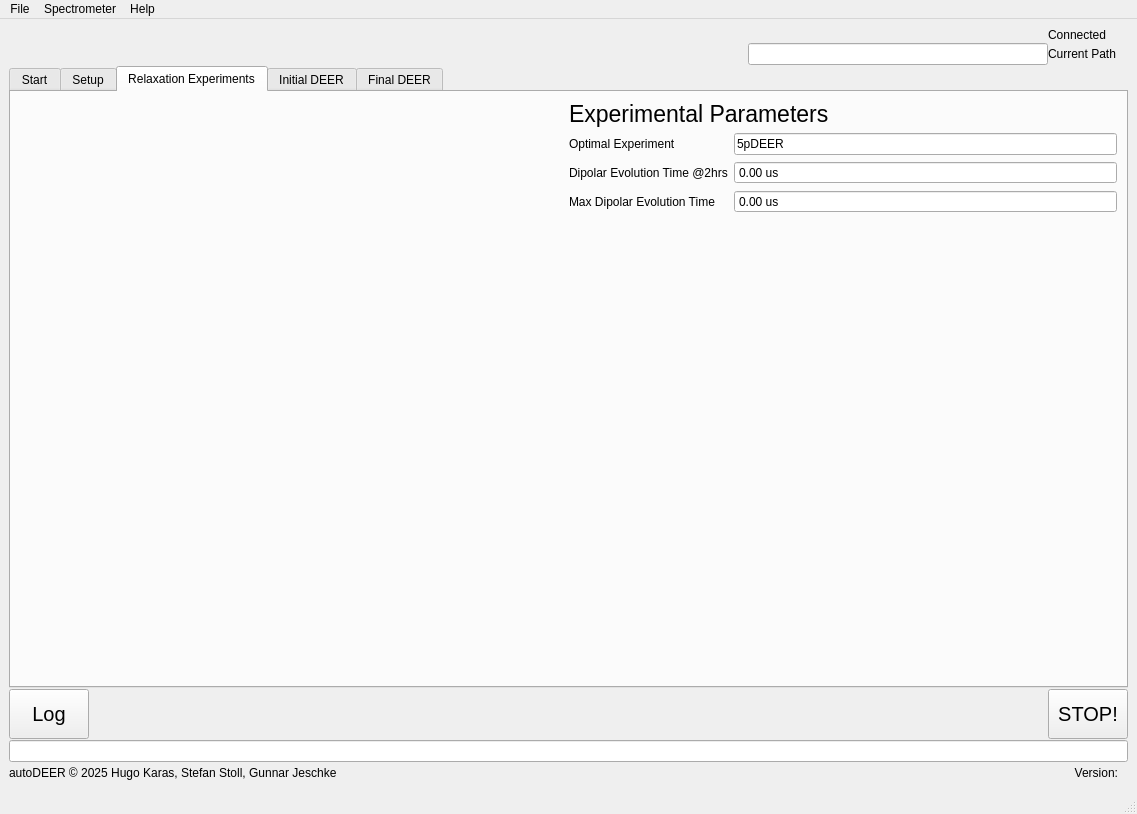
First picture: the form in autodeer/gui/gui2.ui, repository JeschkeLab/autoDEER, before the edit.
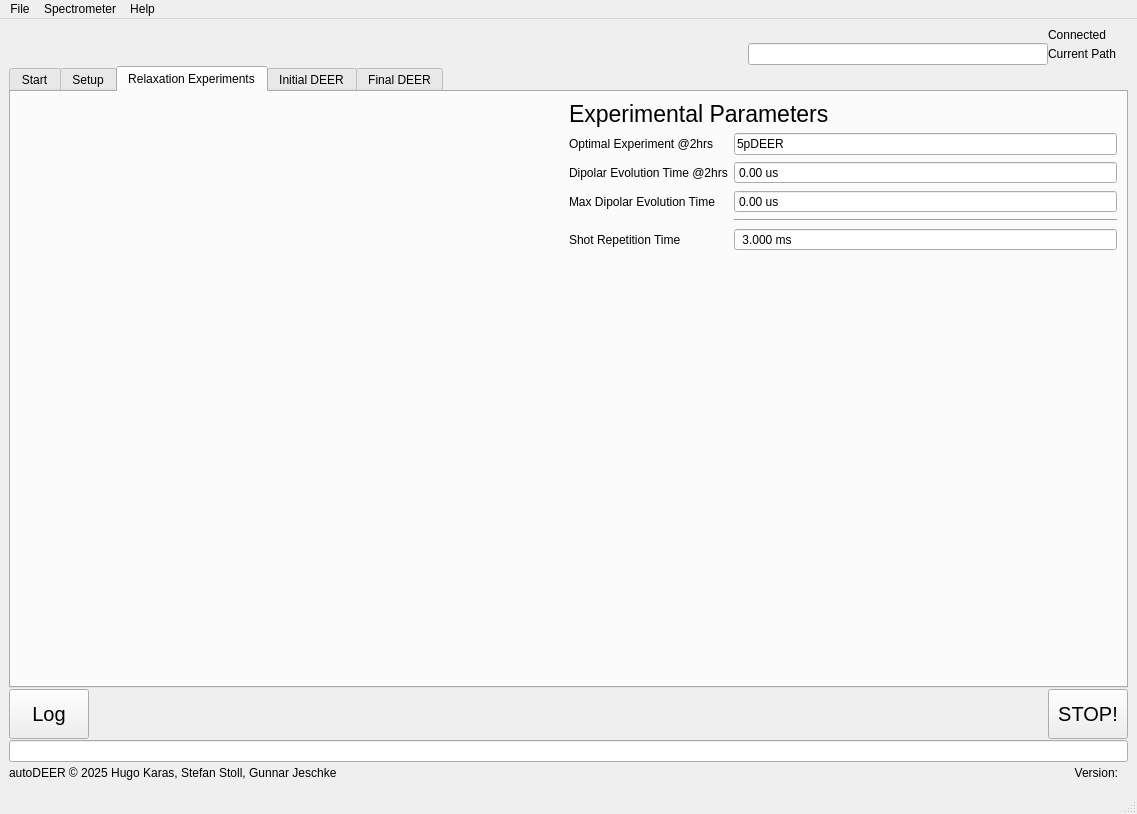
Second picture: the form after the edit. The open tabs and pages were chosen to show the change.

Commit message: Adding Background model to GUI

Diff of the .ui file:
```diff
--- a/autodeer/gui/gui2.ui
+++ b/autodeer/gui/gui2.ui
@@ -1389,7 +1389,7 @@
                 <item row="0" column="0">
                  <widget class="QLabel" name="label_18">
                   <property name="text">
-                   <string>Optimal Experiment</string>
+                   <string>Optimal Experiment @2hrs</string>
                   </property>
                  </widget>
                 </item>
@@ -1488,6 +1488,57 @@
                   </property>
                  </widget>
                 </item>
+                <item row="3" column="1">
+                 <widget class="Line" name="line_7">
+                  <property name="orientation">
+                   <enum>Qt::Horizontal</enum>
+                  </property>
+                 </widget>
+                </item>
+                <item row="4" column="1">
+                 <widget class="QDoubleSpinBox" name="doubleSpinBox">
+                  <property name="sizePolicy">
+                   <sizepolicy hsizetype="MinimumExpanding" vsizetype="Fixed">
+                    <horstretch>0</horstretch>
+                    <verstretch>0</verstretch>
+                   </sizepolicy>
+                  </property>
+                  <property name="minimumSize">
+                   <size>
+                    <width>150</width>
+                    <height>0</height>
+                   </size>
+                  </property>
+                  <property name="readOnly">
+                   <bool>true</bool>
+                  </property>
+                  <property name="buttonSymbols">
+                   <enum>QAbstractSpinBox::NoButtons</enum>
+                  </property>
+                  <property name="prefix">
+                   <string> </string>
+                  </property>
+                  <property name="suffix">
+                   <string> ms</string>
+                  </property>
+                  <property name="decimals">
+                   <number>3</number>
+                  </property>
+                  <property name="maximum">
+                   <double>10000.000000000000000</double>
+                  </property>
+                  <property name="value">
+                   <double>3.000000000000000</double>
+                  </property>
+                 </widget>
+                </item>
+                <item row="4" column="0">
+                 <widget class="QLabel" name="label_3">
+                  <property name="text">
+                   <string>Shot Repetition Time</string>
+                  </property>
+                 </widget>
+                </item>
                </layout>
               </item>
              </layout>
```
Left out of the diff: 59 changed lines with no effect on the pictures. The commit also changes 5 other files.
